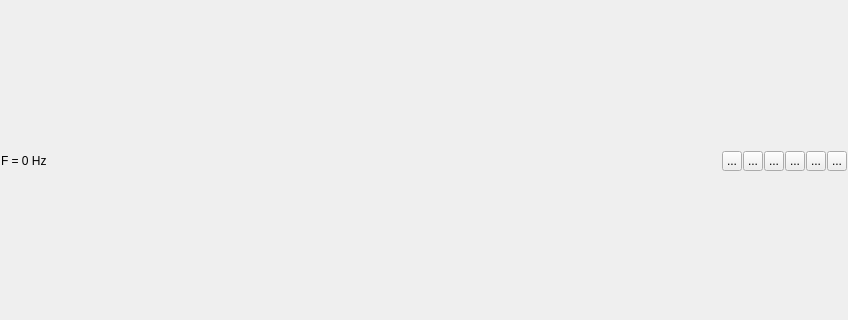
Old version of the form data/graphics/mainwindow.ui in the repository TUDelft-CNS-ATM/bluesky; both pictures show x 0 to 848 and y 89 to 409 of the 848 by 635 pixel window.
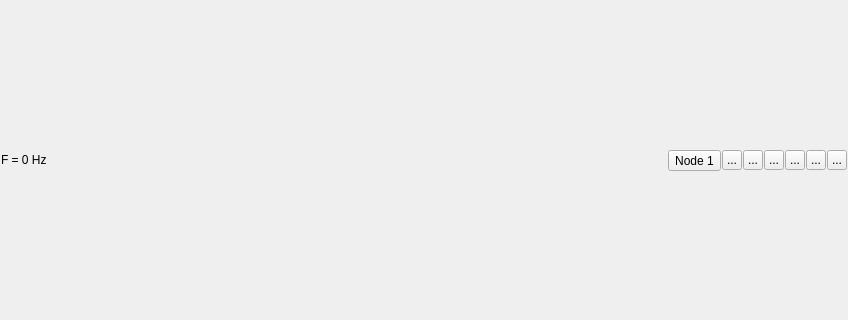
New version of the form.

Commit message: Added node menu Increased buffer size for CPA lines

What changed in the file:
```diff
--- a/data/graphics/mainwindow.ui
+++ b/data/graphics/mainwindow.ui
@@ -51,6 +51,19 @@
         </property>
        </widget>
       </item>
+      <item>
+       <widget class="QToolButton" name="simnodes">
+        <property name="text">
+         <string>Node 1</string>
+        </property>
+        <property name="popupMode">
+         <enum>QToolButton::InstantPopup</enum>
+        </property>
+        <property name="toolButtonStyle">
+         <enum>Qt::ToolButtonTextOnly</enum>
+        </property>
+       </widget>
+      </item>
       <item>
        <widget class="QToolButton" name="panleft">
         <property name="maximumSize">
```
Left out of the diff: 4 changed lines with no effect on the pictures. The commit also changes 2 other files.
